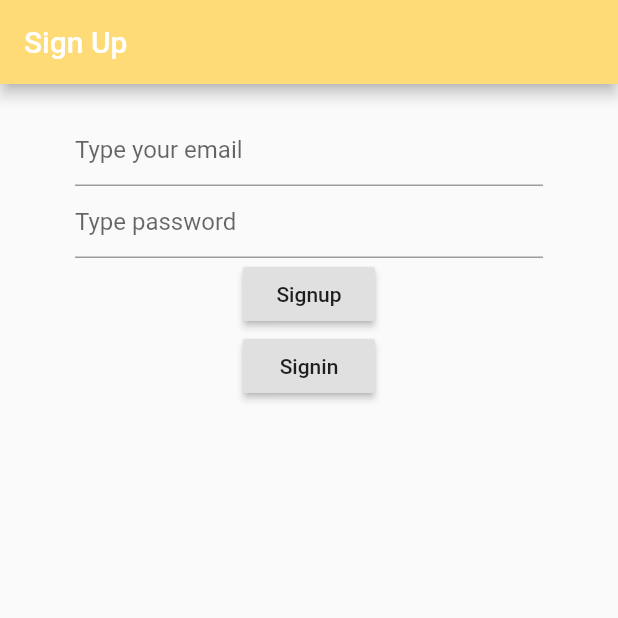
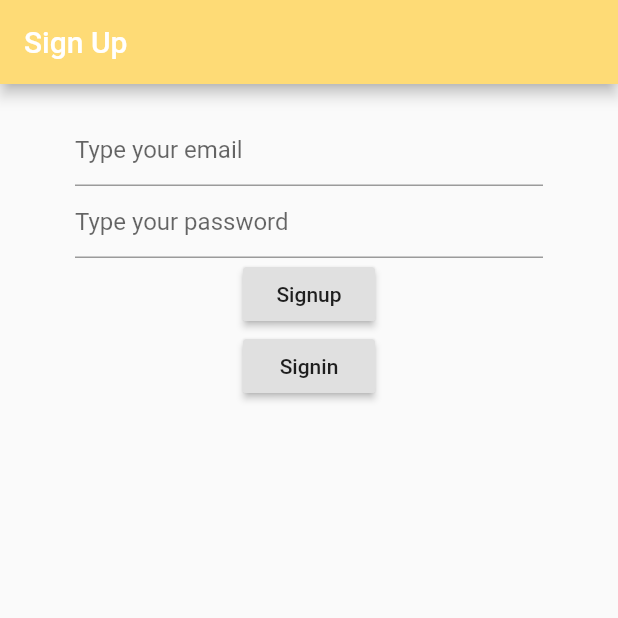
Before and after one commit to greeel11/FOASVET, a Flutter app: the screen it shows after launch, on a phone screen of 412 x 824 dp, the top half of it. Run offline on Flutter 3.47's test engine with Material 2 defaults, Android fonts, the phone set to English and light mode, and no system bars; our stand-ins replace cloud_firestore, firebase_auth, firebase_core, firebase_storage, image_picker; accounts and stored records are empty.

Commit message:
benerin lagi

```diff
--- a/frontend/lib/screens/auth/signup.dart
+++ b/frontend/lib/screens/auth/signup.dart
@@ -33,7 +33,7 @@ class _SignUpState extends State<SignUp> {
                 }),
               ),
               TextFormField(
-                decoration: InputDecoration(hintText: "Type password"),
+                decoration: InputDecoration(hintText: "Type your password"),
                 obscureText: true,
                 onChanged: (val) => setState(() {
                   password = val;
```
